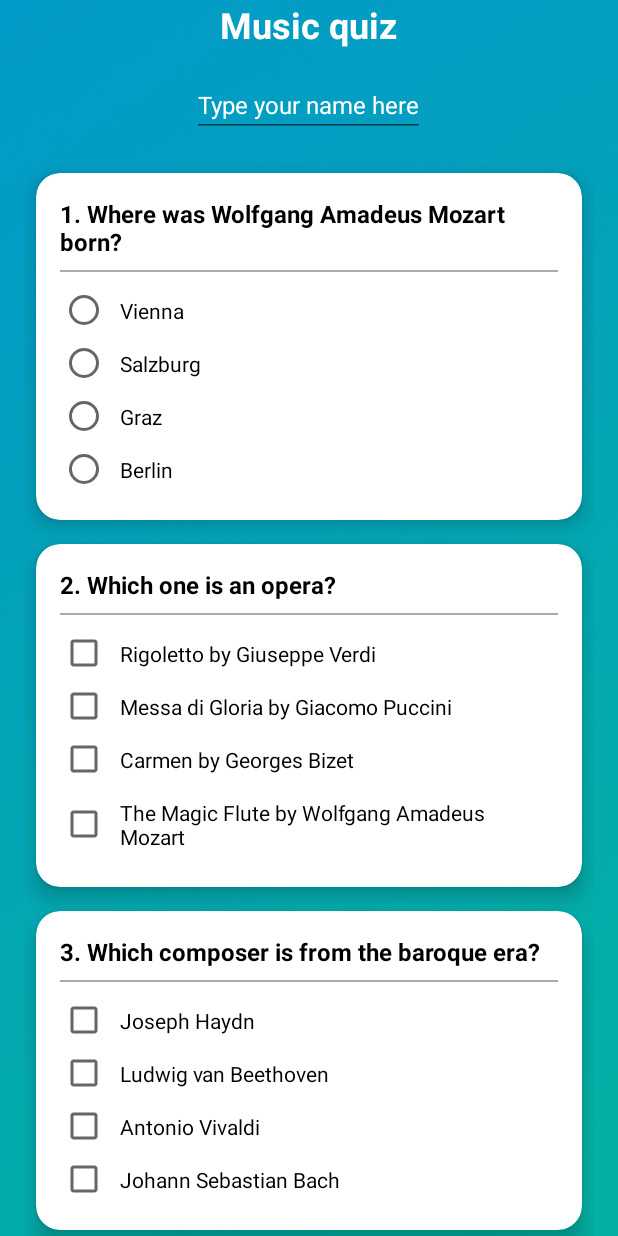
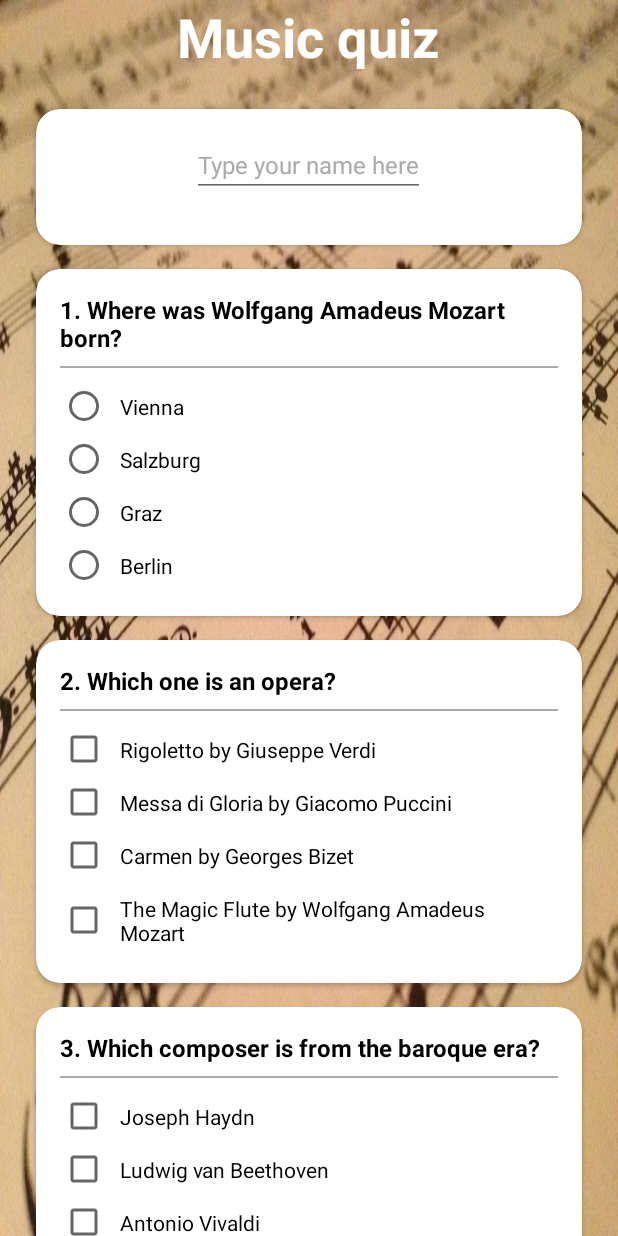
Before and after one commit to Trubius/QuizApp, an Android app: the screen it shows after launch (MainActivity), on a phone screen of 412 x 824 dp. Run offline under Robolectric (Android 15) with nearby library versions, the phone set to English and light mode, and no system bars.

Commit message:
- change background - EditTextTheme in style resource

```diff
--- a/app/src/main/res/layout/activity_main.xml
+++ b/app/src/main/res/layout/activity_main.xml
@@ -1,6 +1,5 @@
 <?xml version="1.0" encoding="utf-8"?>
 <ScrollView xmlns:android="http://schemas.android.com/apk/res/android"
-    xmlns:app="http://schemas.android.com/apk/res-auto"
     xmlns:card_view="http://schemas.android.com/apk/res-auto"
     xmlns:tools="http://schemas.android.com/tools"
     android:id="@+id/parent_view"
@@ -29,23 +28,32 @@
             android:textSize="@dimen/title_text_size"
             android:textStyle="bold" />
 
-        <EditText
-            android:id="@+id/name_field"
-            android:layout_width="wrap_content"
-            android:layout_height="wrap_content"
-            android:layout_gravity="center"
-            android:layout_marginBottom="@dimen/activity_margin"
-            android:hint="@string/write_your_name_here"
-            android:singleLine="true"
-            android:textColor="@android:color/white"
-            android:textColorHint="@android:color/white"
-            android:textSize="@dimen/question_text_size" />
+        <android.support.v7.widget.CardView
+            android:id="@+id/name_area"
+            style="@style/CardTheme"
+            card_view:cardCornerRadius="@dimen/card_corner_radius"
+            card_view:contentPadding="@dimen/card_padding">
+
+            <LinearLayout
+                android:layout_width="match_parent"
+                android:layout_height="wrap_content"
+                android:layout_margin="@dimen/margin_default"
+                android:gravity="center_horizontal"
+                android:orientation="vertical">
+
+
+                <EditText
+                    android:id="@+id/name_field"
+                    style="@style/EditTextTheme"
+                    android:hint="@string/write_your_name_here" />
+
+            </LinearLayout>
+        </android.support.v7.widget.CardView>
 
         <android.support.v7.widget.CardView
             android:id="@+id/card_question1"
             style="@style/CardTheme"
             card_view:cardCornerRadius="@dimen/card_corner_radius"
-            card_view:cardElevation="@dimen/card_padding"
             card_view:contentPadding="@dimen/card_padding">
 
             <LinearLayout
@@ -93,7 +101,6 @@
             android:id="@+id/card_question2"
             style="@style/CardTheme"
             card_view:cardCornerRadius="@dimen/card_corner_radius"
-            card_view:cardElevation="@dimen/card_padding"
             card_view:contentPadding="@dimen/card_padding">
 
             <LinearLayout
@@ -140,7 +147,6 @@
             android:id="@+id/card_question3"
             style="@style/CardTheme"
             card_view:cardCornerRadius="@dimen/card_corner_radius"
-            card_view:cardElevation="@dimen/card_padding"
             card_view:contentPadding="@dimen/card_padding">
 
             <LinearLayout
@@ -187,7 +193,6 @@
             android:id="@+id/card_question4"
             style="@style/CardTheme"
             card_view:cardCornerRadius="@dimen/card_corner_radius"
-            card_view:cardElevation="@dimen/card_padding"
             card_view:contentPadding="@dimen/card_padding">
 
             <LinearLayout
@@ -235,7 +240,6 @@
             android:id="@+id/card_question5"
             style="@style/CardTheme"
             card_view:cardCornerRadius="@dimen/card_corner_radius"
-            card_view:cardElevation="@dimen/card_padding"
             card_view:contentPadding="@dimen/card_padding">
 
             <LinearLayout
@@ -256,16 +260,9 @@
 
                 <EditText
                     android:id="@+id/q5_a1"
-                    android:layout_width="wrap_content"
-                    android:layout_height="wrap_content"
-                    android:layout_gravity="center"
-                    android:layout_marginBottom="@dimen/activity_margin"
+                    style="@style/EditTextTheme"
                     android:hint="@string/write_your_answer"
-                    android:inputType="number"
-                    android:singleLine="true"
-                    android:textColor="@android:color/black"
-                    android:textColorHint="@android:color/darker_gray"
-                    android:textSize="@dimen/question_text_size" />
+                    android:inputType="number" />
 
             </LinearLayout>
         </android.support.v7.widget.CardView>
@@ -274,7 +271,6 @@
             android:id="@+id/card_question6"
             style="@style/CardTheme"
             card_view:cardCornerRadius="@dimen/card_corner_radius"
-            card_view:cardElevation="@dimen/card_padding"
             card_view:contentPadding="@dimen/card_padding">
 
             <LinearLayout
@@ -338,7 +334,6 @@
             android:id="@+id/submit_area"
             style="@style/CardTheme"
             card_view:cardCornerRadius="@dimen/card_corner_radius"
-            card_view:cardElevation="@dimen/card_padding"
             card_view:contentPadding="@dimen/card_padding">
 
             <LinearLayout
--- a/app/src/main/res/values/dimens.xml
+++ b/app/src/main/res/values/dimens.xml
@@ -7,5 +7,5 @@
     <dimen name="checkbox_text_size">14sp</dimen>
     <dimen name="checkbox_padding">8dp</dimen>
     <dimen name="question_text_size">16sp</dimen>
-    <dimen name="title_text_size">24sp</dimen>
+    <dimen name="title_text_size">36sp</dimen>
 </resources>
--- a/app/src/main/res/values/strings.xml
+++ b/app/src/main/res/values/strings.xml
@@ -32,4 +32,5 @@
     <string name="write_your_answer">Write your answer here</string>
     <string name="submit">Submit</string>
     <string name="play_again">Play again</string>
+    <string name="background">background</string>
 </resources>
--- a/app/src/main/res/values/styles.xml
+++ b/app/src/main/res/values/styles.xml
@@ -47,4 +47,15 @@
         <item name="android:textSize">@dimen/question_text_size</item>
         <item name="android:textStyle">bold</item>
     </style>
+
+    <style name="EditTextTheme">
+        <item name="android:layout_width">wrap_content</item>
+        <item name="android:layout_height">wrap_content</item>
+        <item name="android:layout_gravity">center</item>
+        <item name="android:layout_marginBottom">@dimen/activity_margin</item>
+        <item name="android:singleLine">true</item>
+        <item name="android:textColor">@android:color/black</item>
+        <item name="android:textColorHint">@android:color/darker_gray</item>
+        <item name="android:textSize">@dimen/question_text_size</item>
+    </style>
 </resources>
```
Also changed, not shown: app/src/main/res/drawable/background.jpg (added), app/src/main/res/drawable/background.png (deleted).
